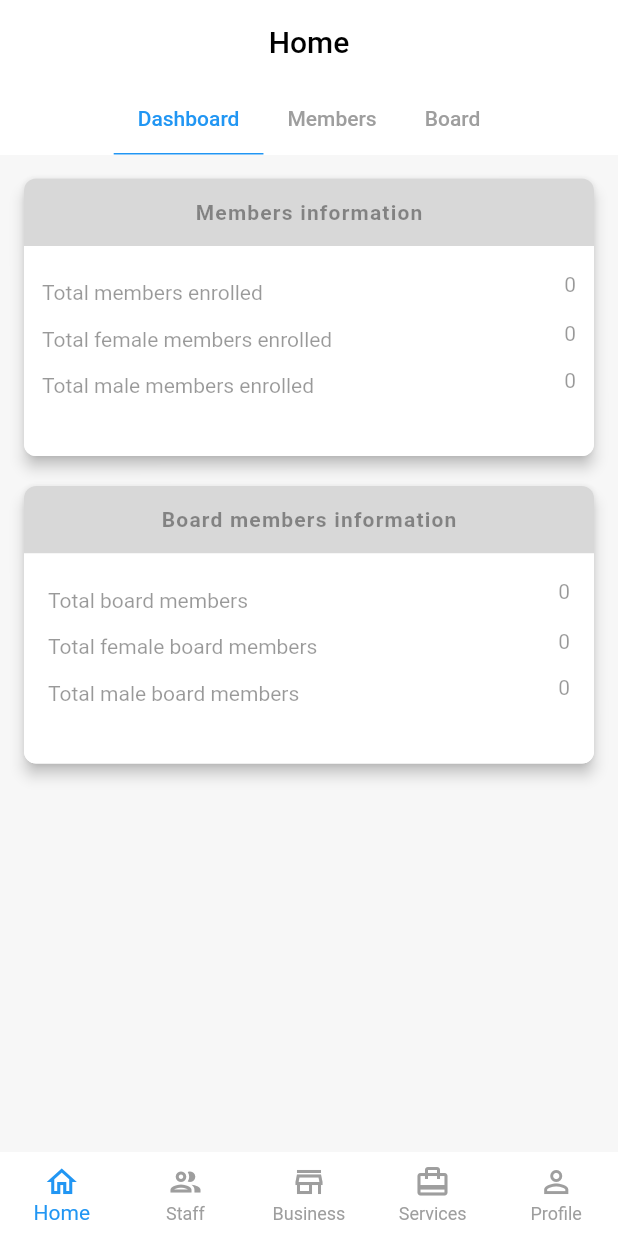
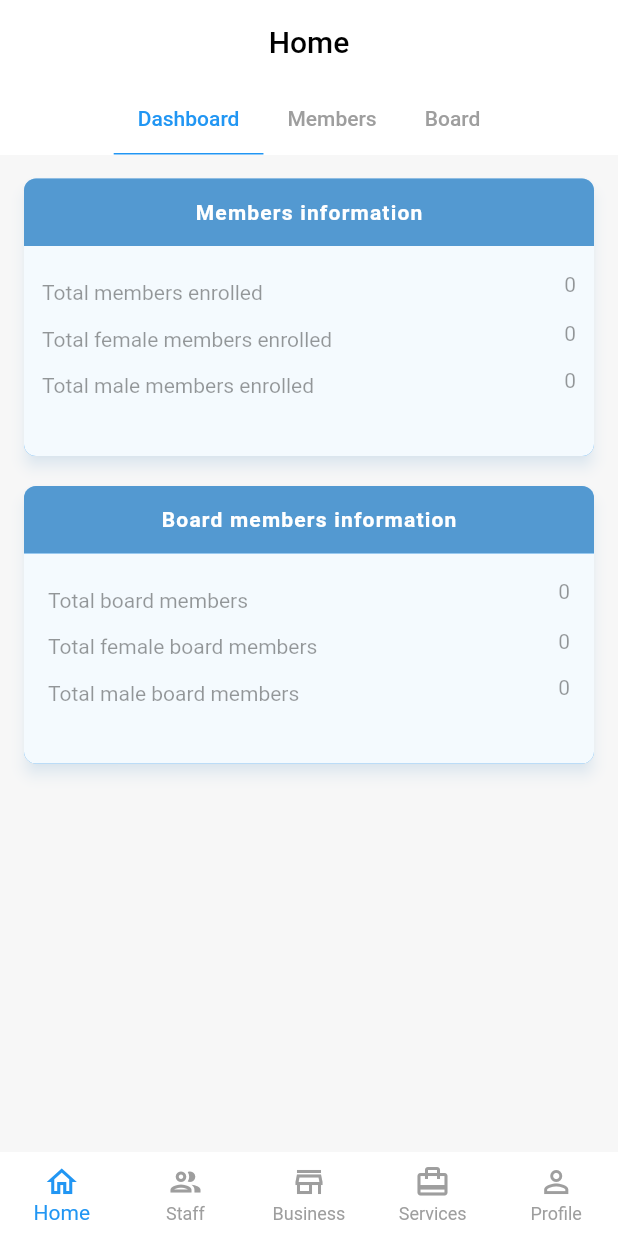
Before and after one commit to VijayGanganapalli/vfpcl, a Flutter app: the screen it shows once a user with an empty profile is signed in, on a phone screen of 412 x 824 dp. Run offline on Flutter 3.47's test engine with Material 2 defaults, Android fonts, the phone set to English and light mode, and no system bars; our stand-ins replace animated_text_kit, cloud_firestore, firebase_auth, firebase_core, firebase_storage, image_cropper and 1 more; accounts and stored records are empty.

Commit message:
Updated home module

```diff
--- a/lib/screens/board_screen/board_screen.dart
+++ b/lib/screens/home_screen/board_screen/board_screen.dart
@@ -61,9 +61,12 @@ class _BoardScreenState extends State<BoardScreen> {
                       alignment: Alignment.topRight,
                       children: [
                         ListTile(
+                          shape: RoundedRectangleBorder(
+                            borderRadius: BorderRadius.circular(8),
+                          ),
+                          tileColor: primaryColor.withOpacity(0.06),
                           visualDensity: VisualDensity.adaptivePlatformDensity,
                           isThreeLine: true,
-                          tileColor: backgroundColor,
                           contentPadding: const EdgeInsets.all(6),
                           horizontalTitleGap: 8,
                           leading: CircleAvatar(
--- a/lib/screens/dashboard_screen/dashboard_screen.dart
+++ b/lib/screens/home_screen/home_dashboard_screen/home_dashboard_screen.dart
@@ -3,14 +3,14 @@ import 'package:firebase_auth/firebase_auth.dart';
 import 'package:flutter/material.dart';
 import 'package:vfpcl/constants/colors.dart';
 
-class DashboardScreen extends StatefulWidget {
-  const DashboardScreen({Key? key}) : super(key: key);
+class HomeDashboardScreen extends StatefulWidget {
+  const HomeDashboardScreen({Key? key}) : super(key: key);
 
   @override
-  State<DashboardScreen> createState() => _DashboardScreenState();
+  State<HomeDashboardScreen> createState() => _HomeDashboardScreenState();
 }
 
-class _DashboardScreenState extends State<DashboardScreen> {
+class _HomeDashboardScreenState extends State<HomeDashboardScreen> {
   @override
   Widget build(BuildContext context) {
     return Scaffold(
@@ -21,6 +21,8 @@ class _DashboardScreenState extends State<DashboardScreen> {
         children: [
           Card(
             elevation: 4,
+            color: primaryColor,
+            shadowColor: primaryColor.withOpacity(0.2),
             shape: RoundedRectangleBorder(
               borderRadius: BorderRadius.circular(8),
             ),
@@ -40,7 +42,7 @@ class _DashboardScreenState extends State<DashboardScreen> {
                     child: Text(
                       "Members information",
                       style: Theme.of(context).textTheme.headline4!.copyWith(
-                            color: defaultColor.withOpacity(0.4),
+                            color: backgroundColor,
                             letterSpacing: 0.8,
                           ),
                     ),
@@ -51,9 +53,9 @@ class _DashboardScreenState extends State<DashboardScreen> {
                       const EdgeInsets.symmetric(horizontal: 12, vertical: 8),
                   height: 140,
                   width: MediaQuery.of(context).size.width,
-                  decoration: const BoxDecoration(
-                    color: backgroundColor,
-                    borderRadius: BorderRadius.only(
+                  decoration: BoxDecoration(
+                    color: backgroundColor.withOpacity(0.95),
+                    borderRadius: const BorderRadius.only(
                       bottomLeft: Radius.circular(8),
                       bottomRight: Radius.circular(8),
                     ),
@@ -215,6 +217,8 @@ class _DashboardScreenState extends State<DashboardScreen> {
           const SizedBox(height: 12),
           Card(
             elevation: 4,
+            color: primaryColor,
+            shadowColor: primaryColor.withOpacity(0.2),
             shape: RoundedRectangleBorder(
               borderRadius: BorderRadius.circular(8),
             ),
@@ -234,7 +238,7 @@ class _DashboardScreenState extends State<DashboardScreen> {
                     child: Text(
                       "Board members information",
                       style: Theme.of(context).textTheme.headline4!.copyWith(
-                            color: defaultColor.withOpacity(0.4),
+                            color: backgroundColor,
                             letterSpacing: 0.8,
                           ),
                     ),
@@ -245,9 +249,9 @@ class _DashboardScreenState extends State<DashboardScreen> {
                       const EdgeInsets.symmetric(horizontal: 16, vertical: 8),
                   height: 140,
                   width: MediaQuery.of(context).size.width,
-                  decoration: const BoxDecoration(
-                    color: backgroundColor,
-                    borderRadius: BorderRadius.only(
+                  decoration: BoxDecoration(
+                    color: backgroundColor.withOpacity(0.95),
+                    borderRadius: const BorderRadius.only(
                       bottomLeft: Radius.circular(8),
                       bottomRight: Radius.circular(8),
                     ),
--- a/lib/screens/home_screen/home_screen.dart
+++ b/lib/screens/home_screen/home_screen.dart
@@ -1,9 +1,9 @@
 import 'package:flutter/material.dart';
-import 'package:vfpcl/screens/board_screen/board_screen.dart';
-import 'package:vfpcl/screens/dashboard_screen/dashboard_screen.dart';
-import 'package:vfpcl/screens/members_screen/members_screen.dart';
+import 'package:vfpcl/screens/home_screen/home_dashboard_screen/home_dashboard_screen.dart';
 
 import '../../constants/colors.dart';
+import 'board_screen/board_screen.dart';
+import 'members_screen/members_screen.dart';
 
 class HomeScreen extends StatefulWidget {
   final String appBarTitle;
@@ -41,7 +41,7 @@ class _HomeScreenState extends State<HomeScreen> {
         ),
         body: const TabBarView(
           children: [
-            DashboardScreen(),
+            HomeDashboardScreen(),
             MembersScreen(),
             BoardScreen(),
           ],
```
Also changed, not shown: lib/screens/home_screen/members_screen/add_member_screen.dart (renamed from lib/screens/members_screen/add_member_screen.dart, +11 -18 lines), lib/screens/home_screen/members_screen/members_screen.dart (renamed from lib/screens/members_screen/members_screen.dart, +6 -2 lines).
